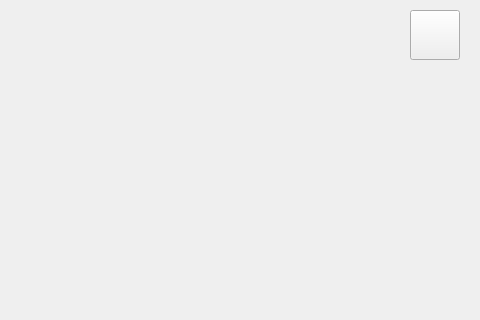
The window that UI/smrr_ui/src/ui/mainwindow.ui (ENTC-FYP-19-G08/ismrr) describes before a commit, drawn with Qt 5; both pictures show x 160 to 640 and y 0 to 320 of the 640 by 480 pixel window.
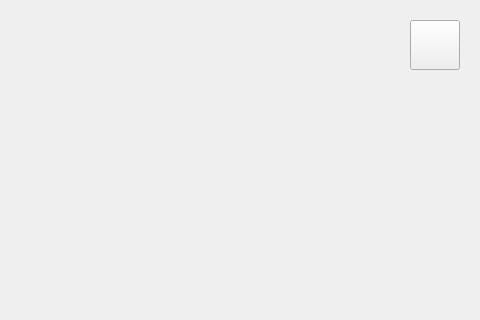
The same window after the commit.

Diff of the .ui file:
```diff
--- a/UI/smrr_ui/src/ui/mainwindow.ui
+++ b/UI/smrr_ui/src/ui/mainwindow.ui
@@ -36,7 +36,7 @@
     <property name="geometry">
      <rect>
       <x>570</x>
-      <y>10</y>
+      <y>20</y>
       <width>50</width>
       <height>50</height>
      </rect>
```
